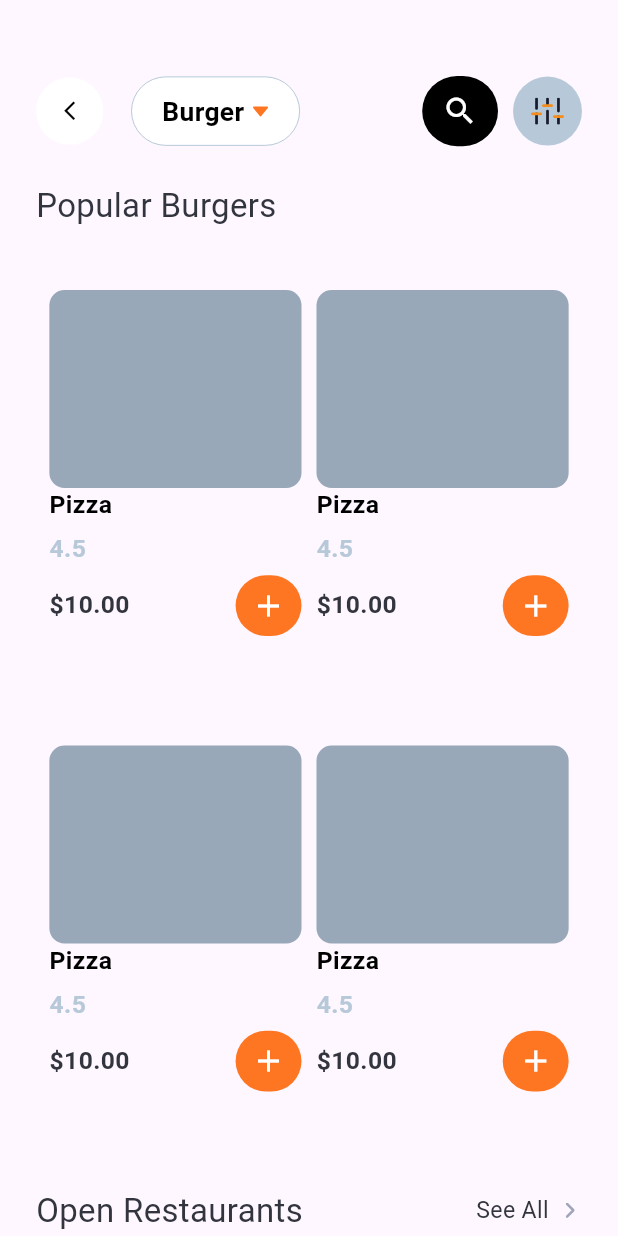
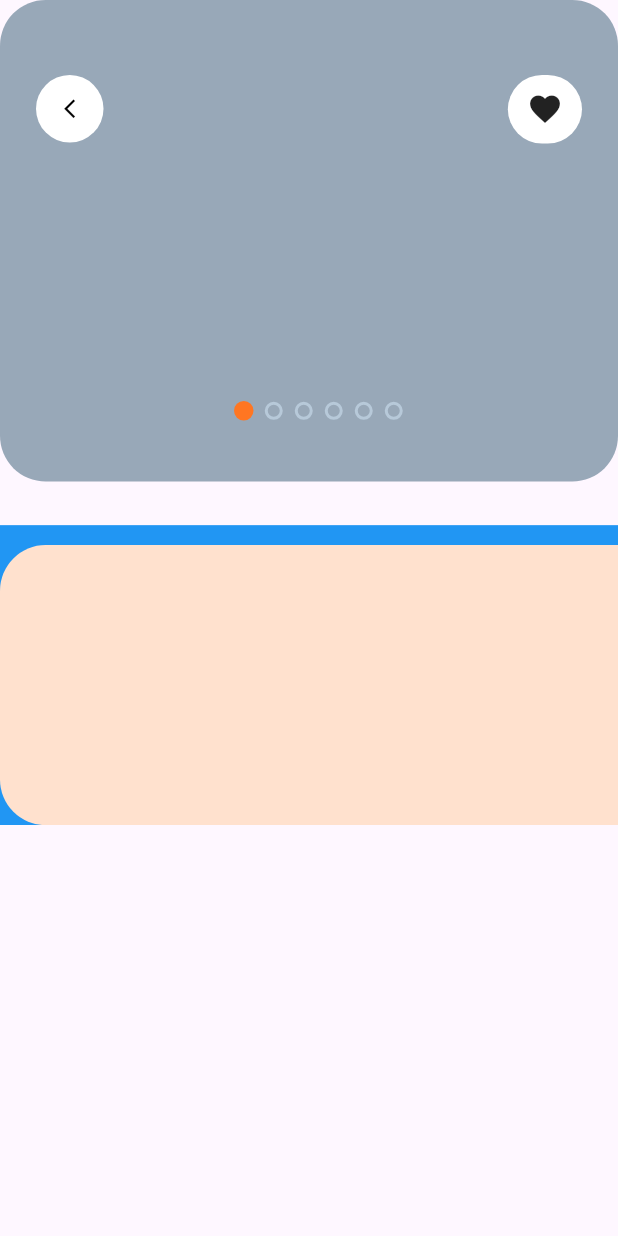
Before and after one commit to Teewhydot/food, a Flutter app: the screen it shows after launch, on a phone screen of 412 x 824 dp. Run offline on Flutter 3.47's test engine with Material 3 defaults, Android fonts, the phone set to English and light mode, and no system bars; drawn by our look-alikes of carousel_slider, smooth_page_indicator; our stand-ins replace cached_network_image, dartz, firebase_auth, flutter_screenutil, flutter_svg, get and 5 more; accounts and stored records are empty; Roboto replaces fonts that are missing (Sen).

Commit message:
Continued working on details skeleton

```diff
--- /dev/null
+++ b/lib/food/features/home/presentation/screens/food_details.dart
@@ -0,0 +1,23 @@
+import 'package:flutter/material.dart';
+import 'package:food/food/features/home/presentation/widgets/details_skeleton_widget.dart';
+
+class FoodDetails extends StatelessWidget {
+  const FoodDetails({super.key});
+
+  @override
+  Widget build(BuildContext context) {
+    return DetailsSkeletonWidget(
+      hasBottomWidget: true,
+      hasIndicator: true,
+      isRestaurant: true,
+      icon: Icons.favorite,
+      bodyWidget: Column(
+        children: [
+          // Add your body widget here
+          Container(height: 200, color: Colors.blue),
+          // Add more widgets as needed
+        ],
+      ),
+    );
+  }
+}
--- /dev/null
+++ b/lib/food/features/home/presentation/widgets/details_skeleton_widget.dart
@@ -0,0 +1,152 @@
+import 'package:carousel_slider/carousel_slider.dart';
+import 'package:flutter/material.dart';
+import 'package:flutter_screenutil/flutter_screenutil.dart';
+import 'package:food/food/core/theme/colors.dart';
+import 'package:food/food/features/auth/presentation/widgets/back_widget.dart';
+import 'package:food/food/features/onboarding/presentation/widgets/food_container.dart';
+import 'package:ionicons/ionicons.dart';
+import 'package:smooth_page_indicator/smooth_page_indicator.dart';
+
+class DetailsSkeletonWidget extends StatefulWidget {
+  final bool hasBottomWidget, hasIndicator, isRestaurant;
+  final IconData icon;
+  final Widget bottomWidget, bodyWidget;
+  const DetailsSkeletonWidget({
+    super.key,
+    this.hasBottomWidget = true,
+    this.hasIndicator = true,
+    this.isRestaurant = true,
+    this.icon = Ionicons.heart,
+    this.bottomWidget = const SizedBox(),
+    this.bodyWidget = const SizedBox(),
+  });
+
+  @override
+  State<DetailsSkeletonWidget> createState() => _DetailsSkeletonWidgetState();
+}
+
+class _DetailsSkeletonWidgetState extends State<DetailsSkeletonWidget> {
+  final PageController controller = PageController(keepPage: true);
+  final CarouselSliderController carouselController =
+      CarouselSliderController();
+  int currentPage = 0;
+
+  @override
+  Widget build(BuildContext context) {
+    return Stack(
+      children: [
+        SingleChildScrollView(
+          child: Column(children: [345.verticalSpace, widget.bodyWidget]),
+        ),
+        widget.isRestaurant
+            ? CarouselSlider(
+              items: [
+                FoodContainer(
+                  height: 321,
+                  width: 1.sw,
+                  borderRadius: 30,
+                  color: kContainerColor,
+                ),
+                FoodContainer(
+                  height: 321,
+                  width: 1.sw,
+                  borderRadius: 30,
+                  color: kContainerColor,
+                ),
+                FoodContainer(
+                  height: 321,
+                  width: 1.sw,
+                  borderRadius: 30,
+                  color: kContainerColor,
+                ),
+                FoodContainer(
+                  height: 321,
+                  width: 1.sw,
+                  borderRadius: 30,
+                  color: kContainerColor,
+                ),
+                FoodContainer(
+                  height: 321,
+                  width: 1.sw,
+                  borderRadius: 30,
+                  color: kContainerColor,
+                ),
+                FoodContainer(
+                  height: 321,
+                  width: 1.sw,
+                  borderRadius: 30,
+                  color: kContainerColor,
+                ),
+              ],
+              carouselController: carouselController,
+              options: CarouselOptions(
+                height: 321,
+                initialPage: 0,
+                enableInfiniteScroll: false,
+                reverse: false,
+                autoPlay: true,
+                autoPlayInterval: Duration(seconds: 3),
+                autoPlayAnimationDuration: Duration(milliseconds: 800),
+                autoPlayCurve: Curves.fastOutSlowIn,
+                enlargeCenterPage: false,
+                onPageChanged: (index, reason) {
+                  setState(() {
+                    currentPage = index;
+                  });
+                },
+                scrollDirection: Axis.horizontal,
+                viewportFraction: 1.0,
+              ),
+            )
+            : FoodContainer(width: 1.sw, height: 321, borderRadius: 30),
+        Positioned(
+          bottom: 0,
+          child: FoodContainer(
+            height: 184,
+            width: 1.sw,
+            borderRadius: 30,
+            color: kSecondaryColor,
+          ),
+        ),
+        Positioned(top: 50, left: 24, child: BackWidget()),
+        if (widget.hasIndicator)
+          Positioned(
+            top: 260.h,
+            left: (1.sw - 100) / 2,
+            right: 0,
+            child: SizedBox(
+              width: 100,
+              height: 20,
+              child: SmoothPageIndicator(
+                controller: PageController(initialPage: currentPage),
+                count: 6,
+                onDotClicked: (index) {
+                  carouselController.animateToPage(index);
+                },
+                effect: ScrollingDotsEffect(
+                  activeDotColor: kPrimaryColor,
+                  dotColor: kGreyColor,
+                  dotHeight: 10,
+                  dotWidth: 10,
+                  spacing: 10,
+                  strokeWidth: 2,
+                  paintStyle: PaintingStyle.stroke,
+                ),
+              ),
+            ),
+          ),
+        Positioned(
+          top: 50,
+          right: 24,
+          child: FoodContainer(
+            width: 45,
+            height: 45,
+            borderRadius: 45,
+            color: kWhiteColor,
+            child: Icon(widget.icon),
+          ),
+        ),
+      ],
+    );
+  }
+}
--- a/lib/main.dart
+++ b/lib/main.dart
@@ -1,14 +1,13 @@
 import 'package:flutter/material.dart';
-import 'package:flutter/rendering.dart';
 import 'package:flutter_screenutil/flutter_screenutil.dart';
 import 'package:food/food/app/init.dart';
 import 'package:food/food/core/routes/getx_route_module.dart';
 import 'package:food/food/core/theme/theme.dart';
-import 'package:food/food/features/home/presentation/screens/food.dart';
+import 'package:food/food/features/home/presentation/screens/food_details.dart';
 import 'package:get/get.dart';
 
 void main() {
-  debugPaintSizeEnabled = true;
+  // debugPaintSizeEnabled = true;
   AppConfig.init();
   runApp(const MyApp());
 }
@@ -28,7 +27,7 @@ class MyApp extends StatelessWidget {
         theme: FoodTheme.lightTheme,
         darkTheme: FoodTheme.darkTheme,
         themeMode: ThemeMode.light,
-        home: Food(),
+        home: Scaffold(body: FoodDetails()),
       ),
     );
   }
--- a/pubspec.yaml
+++ b/pubspec.yaml
@@ -33,6 +33,7 @@ dependencies:
   introduction_screen: ^3.1.17
   font_awesome_flutter: ^10.8.0
   pinput: ^5.0.1
+  carousel_slider: ^5.0.0
 
 
 dev_dependencies:
```
Also changed, not shown: pubspec.lock.
